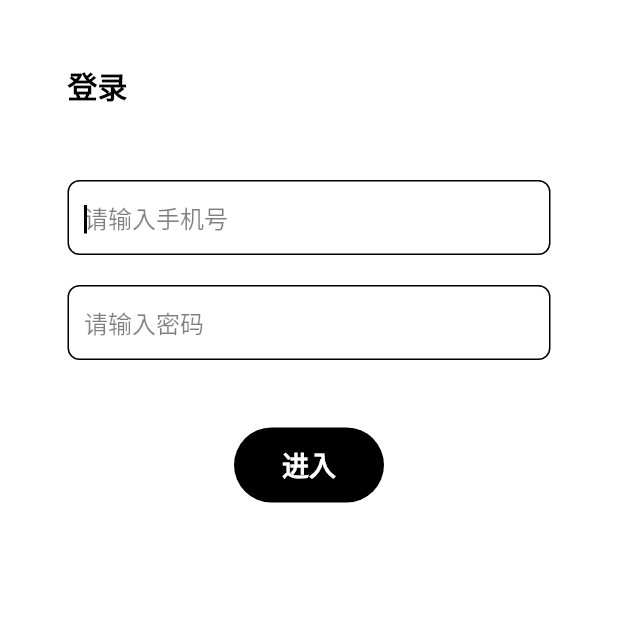
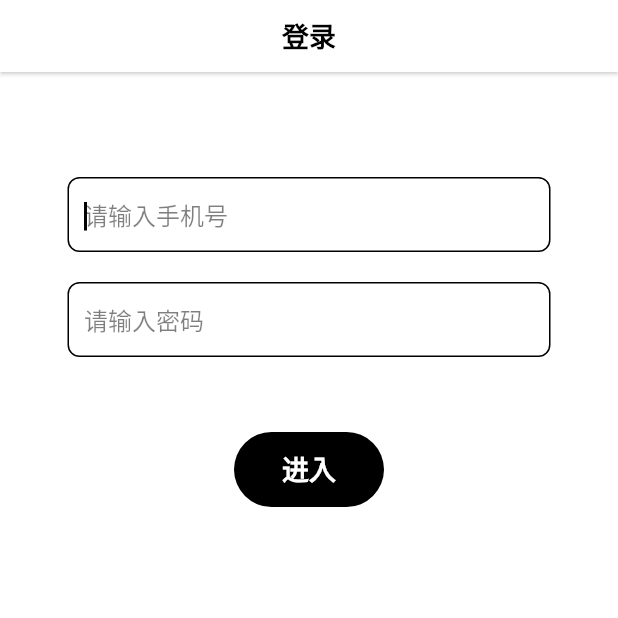
Before and after one commit to Path-IM/Path-IM-SDK-Flutter-Demo, a Flutter app: the screen it shows after launch, on a phone screen of 412 x 824 dp, the top half of it. Run offline on Flutter 3.47's test engine with Material 2 defaults, Android fonts, the phone set to English and light mode, and no system bars; drawn by our look-alikes of pull_to_refresh; our stand-ins replace dio, get, hive; accounts and stored records are empty; statements that could not run were skipped.

Commit message:
Update login

```diff
--- a/lib/pages/login.dart
+++ b/lib/pages/login.dart
@@ -61,24 +61,19 @@ class LoginPage extends StatelessWidget {
           systemNavigationBarColor: Colors.white,
         ),
         child: Scaffold(
+          appBar: AppBar(
+            title: const Text("登录"),
+          ),
           body: Padding(
             padding: const EdgeInsets.all(45),
             child: Column(
               crossAxisAlignment: CrossAxisAlignment.start,
               children: [
-                const Text(
-                  "登录",
-                  style: TextStyle(
-                    color: getTextBlack,
-                    fontSize: 20,
-                    fontWeight: getBold,
-                  ),
-                ),
-                const SizedBox(height: 50),
+                const SizedBox(height: 25),
                 _buildPhone(logic),
                 const SizedBox(height: 20),
                 _buildPassword(logic),
-                const SizedBox(height: 45),
+                const SizedBox(height: 50),
                 Center(
                   child: _buildLogin(logic),
                 ),
--- a/lib/tool/design_tool.dart
+++ b/lib/tool/design_tool.dart
@@ -28,7 +28,7 @@ class DesignTool {
       splashColor: Colors.transparent,
       appBarTheme: const AppBarTheme(
         backgroundColor: getToolbarColor,
-        elevation: 0,
+        elevation: 1,
         centerTitle: true,
         toolbarHeight: getToolbarHeight,
         titleTextStyle: TextStyle(
@@ -36,6 +36,7 @@ class DesignTool {
           fontSize: 18,
           fontWeight: getSemiBold,
         ),
+        shadowColor: getDividerColor,
       ),
       dividerTheme: const DividerThemeData(
         color: getDividerColor,
```
